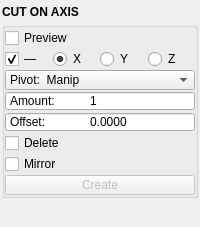
m3trik/mayatk, file mayatk/edit_utils/cut_on_axis.ui: the form before one commit.
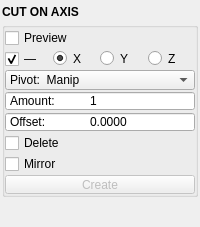
The form after the commit. Custom widgets are drawn as their Qt base class.

Patch:
```diff
--- a/mayatk/edit_utils/cut_on_axis.ui
+++ b/mayatk/edit_utils/cut_on_axis.ui
@@ -112,13 +112,13 @@
              <property name="minimumSize">
               <size>
                <width>0</width>
-               <height>20</height>
+               <height>19</height>
               </size>
              </property>
              <property name="maximumSize">
               <size>
                <width>999</width>
-               <height>20</height>
+               <height>19</height>
               </size>
              </property>
              <property name="toolTip">
@@ -148,6 +148,18 @@
          </item>
          <item row="2" column="2">
           <widget class="QRadioButton" name="chk003">
+           <property name="maximumSize">
+            <size>
+             <width>16777215</width>
+             <height>19</height>
+            </size>
+           </property>
+           <property name="minimumSize">
+            <size>
+             <width>0</width>
+             <height>19</height>
+            </size>
+           </property>
            <property name="text">
             <string>Y</string>
            </property>
@@ -224,6 +236,18 @@
          </item>
          <item row="2" column="1">
           <widget class="QRadioButton" name="chk002">
+           <property name="maximumSize">
+            <size>
+             <width>16777215</width>
+             <height>19</height>
+            </size>
+           </property>
+           <property name="minimumSize">
+            <size>
+             <width>0</width>
+             <height>19</height>
+            </size>
+           </property>
            <property name="text">
             <string>X</string>
            </property>
@@ -234,6 +258,18 @@
          </item>
          <item row="2" column="3">
           <widget class="QRadioButton" name="chk004">
+           <property name="maximumSize">
+            <size>
+             <width>16777215</width>
+             <height>19</height>
+            </size>
+           </property>
+           <property name="minimumSize">
+            <size>
+             <width>0</width>
+             <height>19</height>
+            </size>
+           </property>
            <property name="text">
             <string>Z</string>
            </property>
```
